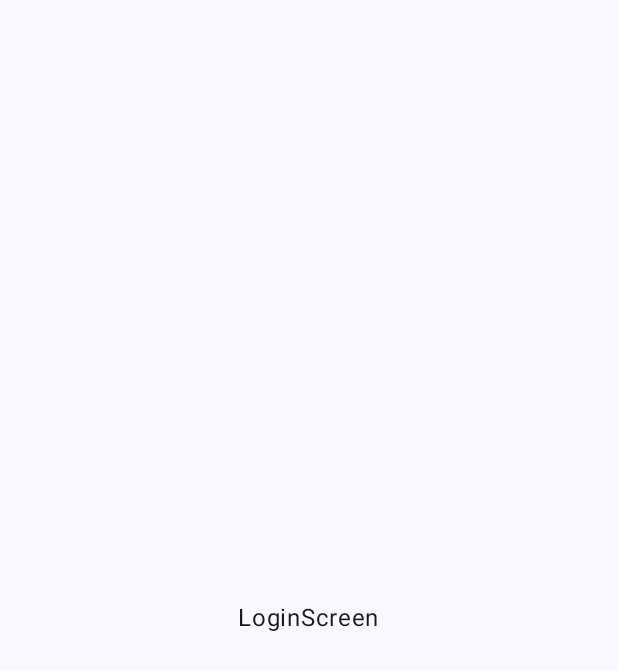
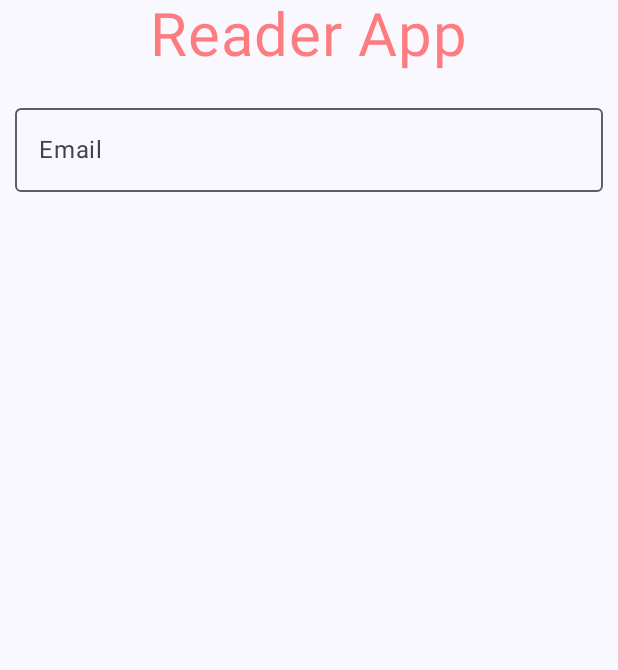
Before and after one commit to onurdemir43/ComposeReaderApp, an Android app built with Jetpack Compose: the screen it shows after launch (MainActivity), on a phone screen of 412 x 824 dp. Before the commit the part shown is almost empty. Shown: the top 670 px of the screen. Run offline under Robolectric (Android 15) with nearby library versions, the phone set to English and light mode, and no system bars; our stand-ins replace Dagger/Hilt's generated code, Firebase (no records; nobody signed in at launch, a user with empty details on screens opened directly).

Commit message:
Setting up the Email InputField

```diff
--- /dev/null
+++ b/ComposeReaderApp/app/src/main/java/com/onurdemir/composereaderapp/components/Components.kt
@@ -0,0 +1,76 @@
+package com.onurdemir.composereaderapp.components
+
+import androidx.compose.foundation.layout.fillMaxWidth
+import androidx.compose.foundation.layout.padding
+import androidx.compose.foundation.text.KeyboardActions
+import androidx.compose.foundation.text.KeyboardOptions
+import androidx.compose.material3.ExperimentalMaterial3Api
+import androidx.compose.material3.MaterialTheme
+import androidx.compose.material3.OutlinedTextField
+import androidx.compose.material3.Text
+import androidx.compose.runtime.Composable
+import androidx.compose.runtime.MutableState
+import androidx.compose.ui.Modifier
+import androidx.compose.ui.graphics.Color
+import androidx.compose.ui.text.TextStyle
+import androidx.compose.ui.text.input.ImeAction
+import androidx.compose.ui.text.input.KeyboardType
+import androidx.compose.ui.unit.dp
+import androidx.compose.ui.unit.sp
+
+@Composable
+fun ReaderLogo(modifier: Modifier = Modifier) {
+    Text(
+        text = "Reader App",
+        modifier = modifier.padding(bottom = 16.dp),
+        fontSize = 40.sp,
+        color = Color.Red.copy(alpha = 0.5f)
+    )
+}
+
+@Composable
+fun EmailInput(
+    modifier: Modifier = Modifier,
+    emailState: MutableState<String>,
+    labelId: String = "Email",
+    enabled: Boolean = true,
+    imeAction: ImeAction = ImeAction.Next,
+    onAction: KeyboardActions = KeyboardActions.Default
+) {
+    InputField(
+        modifier = modifier,
+        valueState = emailState,
+        labelId = labelId,
+        enabled = enabled,
+        keyboardType = KeyboardType.Email,
+        imeAction = imeAction,
+        onAction = onAction
+    )
+}
+
+@OptIn(ExperimentalMaterial3Api::class)
+@Composable
+fun InputField(
+    modifier: Modifier = Modifier,
+    valueState: MutableState<String>,
+    labelId: String,
+    enabled: Boolean,
+    isSingleLine: Boolean = true,
+    keyboardType: KeyboardType = KeyboardType.Text,
+    imeAction: ImeAction = ImeAction.Next,
+    onAction: KeyboardActions = KeyboardActions.Default
+) {
+    OutlinedTextField(value = valueState.value, onValueChange = {
+        valueState.value = it },
+        label = { Text(text = labelId)},
+        singleLine = isSingleLine,
+        textStyle = TextStyle(fontSize = 20.sp,
+            color = MaterialTheme.colorScheme.onBackground),
+        modifier = modifier
+            .padding(bottom = 10.dp, start = 10.dp, end = 10.dp)
+            .fillMaxWidth(),
+        enabled = enabled,
+        keyboardOptions = KeyboardOptions(keyboardType = keyboardType,
+            imeAction = imeAction),
+        keyboardActions = onAction)
+}
--- a/ComposeReaderApp/app/src/main/java/com/onurdemir/composereaderapp/screens/ReaderSplashScreen.kt
+++ b/ComposeReaderApp/app/src/main/java/com/onurdemir/composereaderapp/screens/ReaderSplashScreen.kt
@@ -25,6 +25,7 @@ import androidx.compose.ui.tooling.preview.Preview
 import androidx.compose.ui.unit.dp
 import androidx.compose.ui.unit.sp
 import androidx.navigation.NavController
+import com.onurdemir.composereaderapp.components.ReaderLogo
 import com.onurdemir.composereaderapp.navigation.ReaderScreens
 import kotlinx.coroutines.delay
 
@@ -60,9 +61,7 @@ fun ReaderSplashScreen(navController: NavController) {
             verticalArrangement = Arrangement.Center
         ) {
 
-            Text(text = "Reader App",
-                fontSize = 40.sp,
-                color = Color.Red.copy(alpha = 0.5f))
+            ReaderLogo()
             Spacer(modifier = Modifier.height(15.dp))
             Text(text = "\"Read. Change. Yourself\"",
                 fontSize = 20.sp,
--- a/ComposeReaderApp/app/src/main/java/com/onurdemir/composereaderapp/screens/login/ReaderLoginScreen.kt
+++ b/ComposeReaderApp/app/src/main/java/com/onurdemir/composereaderapp/screens/login/ReaderLoginScreen.kt
@@ -1,10 +1,75 @@
 package com.onurdemir.composereaderapp.screens.login
 
+import androidx.compose.foundation.background
+import androidx.compose.foundation.layout.Arrangement
+import androidx.compose.foundation.layout.Column
+import androidx.compose.foundation.layout.fillMaxSize
+import androidx.compose.foundation.layout.fillMaxWidth
+import androidx.compose.foundation.layout.height
+import androidx.compose.foundation.layout.padding
+import androidx.compose.foundation.rememberScrollState
+import androidx.compose.foundation.text.KeyboardActions
+import androidx.compose.foundation.text.KeyboardOptions
+import androidx.compose.foundation.verticalScroll
+import androidx.compose.material3.ExperimentalMaterial3Api
+import androidx.compose.material3.MaterialTheme
+import androidx.compose.material3.OutlinedTextField
+import androidx.compose.material3.Surface
 import androidx.compose.material3.Text
 import androidx.compose.runtime.Composable
+import androidx.compose.runtime.MutableState
+import androidx.compose.runtime.mutableStateOf
+import androidx.compose.runtime.remember
+import androidx.compose.runtime.saveable.rememberSaveable
+import androidx.compose.ui.Alignment
+import androidx.compose.ui.ExperimentalComposeUiApi
+import androidx.compose.ui.Modifier
+import androidx.compose.ui.focus.FocusRequester
+import androidx.compose.ui.platform.LocalSoftwareKeyboardController
+import androidx.compose.ui.text.TextStyle
+import androidx.compose.ui.text.input.ImeAction
+import androidx.compose.ui.text.input.KeyboardType
+import androidx.compose.ui.unit.dp
+import androidx.compose.ui.unit.sp
 import androidx.navigation.NavController
+import com.onurdemir.composereaderapp.components.EmailInput
+import com.onurdemir.composereaderapp.components.ReaderLogo
 
 @Composable
 fun ReaderLoginScreen(navController: NavController) {
-    Text(text = "LoginScreen")
+
+    Surface(modifier = Modifier.fillMaxSize()) {
+        Column(
+            horizontalAlignment = Alignment.CenterHorizontally,
+            verticalArrangement = Arrangement.Top
+        ) {
+            ReaderLogo()
+            UserForm()
+        }
+    }
+
 }
+
+@OptIn(ExperimentalComposeUiApi::class)
+@Composable
+fun UserForm() {
+    val email = rememberSaveable { mutableStateOf("") }
+    val password = rememberSaveable { mutableStateOf("") }
+    val passwordVisibility = rememberSaveable { mutableStateOf(false) }
+    val passwordFocusRequest = FocusRequester.Default
+    val keyboardController = LocalSoftwareKeyboardController.current
+    val valid = remember(email.value, password.value) {
+        email.value.trim().isNotEmpty() && password.value.trim().isNotEmpty()
+    }
+    val modifier = Modifier
+        .height(250.dp)
+        .background(MaterialTheme.colorScheme.background)
+        .verticalScroll(rememberScrollState())
+
+    Column(modifier, horizontalAlignment = Alignment.CenterHorizontally) {
+        EmailInput(emailState = email, enabled = true, onAction = KeyboardActions {
+            passwordFocusRequest.requestFocus()
+        })
+    }
+
+}
```
